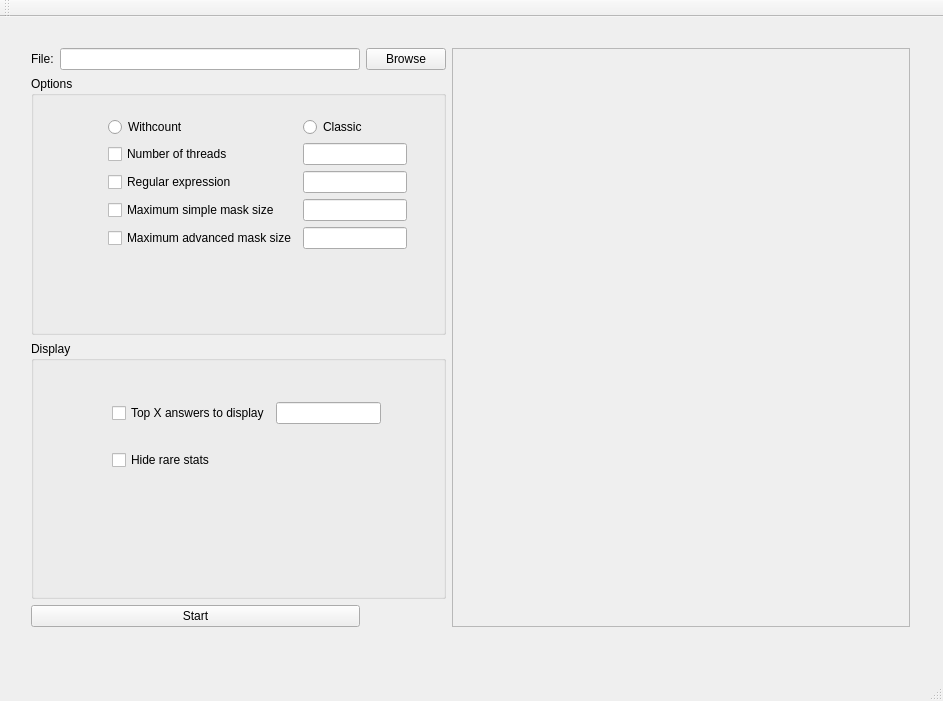
First picture: the form in GUI/mainwindow.ui, repository mvalois/cpack, before the edit.
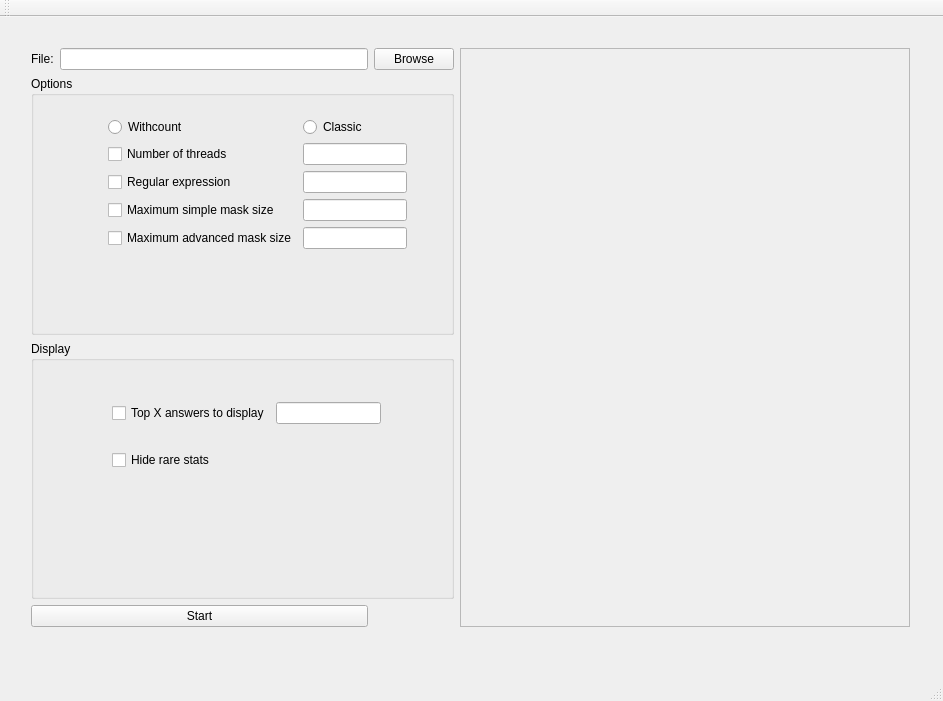
Second picture: the form after the edit.

Patch:
```diff
--- a/GUI/mainwindow.ui
+++ b/GUI/mainwindow.ui
@@ -202,15 +202,18 @@
       </layout>
      </item>
      <item>
-      <widget class="QTextEdit" name="teResult">
-       <property name="enabled">
-        <bool>false</bool>
+      <widget class="QFrame" name="resultFrame">
+       <property name="minimumSize">
+        <size>
+         <width>450</width>
+         <height>0</height>
+        </size>
        </property>
-       <property name="sizePolicy">
-        <sizepolicy hsizetype="Expanding" vsizetype="Expanding">
-         <horstretch>70</horstretch>
-         <verstretch>0</verstretch>
-        </sizepolicy>
+       <property name="frameShape">
+        <enum>QFrame::StyledPanel</enum>
+       </property>
+       <property name="frameShadow">
+        <enum>QFrame::Raised</enum>
        </property>
       </widget>
      </item>
```
